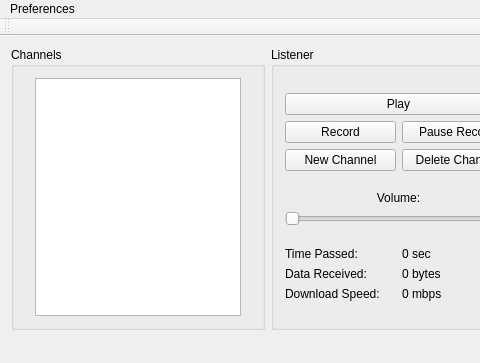
Old version of the form Translator/gui.ui in the repository Ernyoke/Allamvizsga; both pictures show x 0 to 480 and y 0 to 363 of the 797 by 363 pixel window.
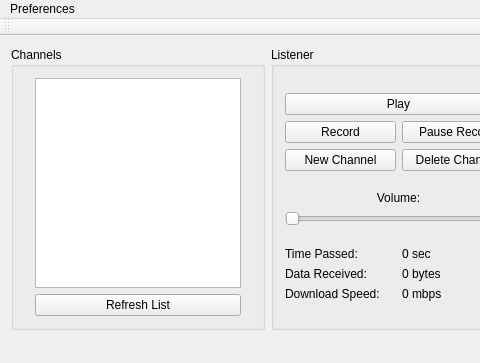
New version of the form.

```diff
--- a/Translator/gui.ui
+++ b/Translator/gui.ui
@@ -289,6 +289,13 @@
          </property>
         </spacer>
        </item>
+       <item row="1" column="1">
+        <widget class="QPushButton" name="refreshButton">
+         <property name="text">
+          <string>Refresh List</string>
+         </property>
+        </widget>
+       </item>
       </layout>
      </widget>
     </item>
```
